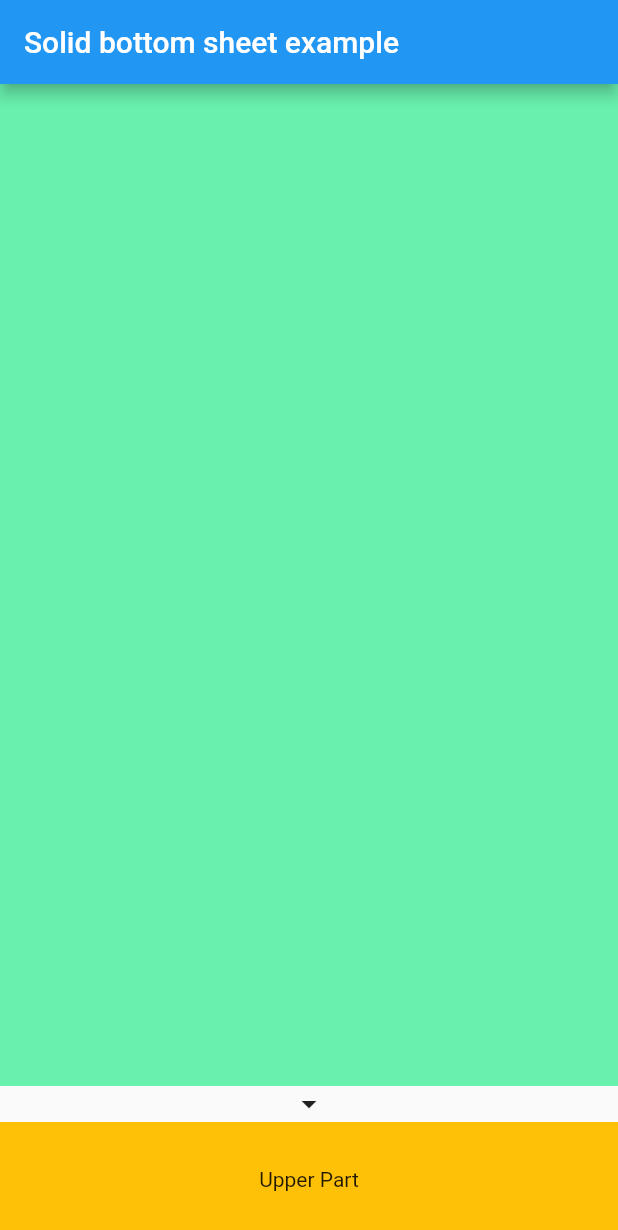
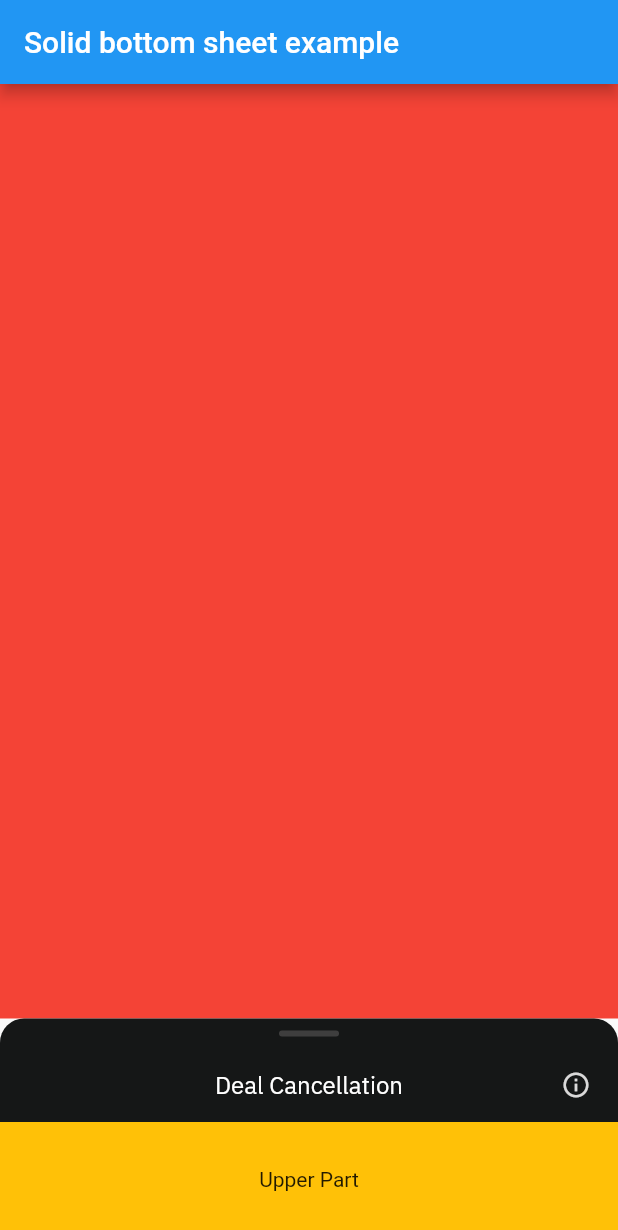
Before and after one commit to hamed-fs/flutter_widget_test_playground, a Flutter app: the screen it shows after launch, on a phone screen of 412 x 824 dp. Shown: the top 1230 px of the screen. Run offline on Flutter 3.47's test engine with Material 2 defaults, Android fonts, the phone set to English and light mode, and no system bars.

Commit message:
- first ok 07

```diff
--- a/lib/expandable_bottom_sheet.dart
+++ b/lib/expandable_bottom_sheet.dart
@@ -6,16 +6,19 @@ class ExpandableBottomSheet extends StatefulWidget {
   // This controls the minimum height of the body. Must be greater or equal of
   // 0. By default is 0
   final double minHeight;
+  final double maxHeight;
 
   // This controls the minimum height of the body. By default is 500
 
   // This is the content that will be hided of your bottomSheet. You can fit any
   // widget. This parameter is required
-  final Widget lowerPart;
+  final Widget upperBody;
+  final Widget lowerBody;
 
-  // This is the header of your bottomSheet. This widget is the swipeable area
-  // where user will interact. This parameter is required
-  final Widget upperBody;
+  final bool hasTitle;
+  final String title;
+  final bool hasHint;
+  final String hint;
 
   final Widget toggler;
 
@@ -55,14 +58,19 @@ class ExpandableBottomSheet extends StatefulWidget {
   ExpandableBottomSheet({
     Key key,
     // @required this.context,
-    @required this.lowerPart,
     @required this.upperBody,
-    @required this.toggler,
-    this.minHeight = 0.0,
+    @required this.lowerBody,
+    this.toggler,
+    this.minHeight = 0,
+    this.maxHeight,
     this.autoSwiped = true,
     this.canUserSwipe = true,
     this.maximizedAtStart = false,
-    this.expandDuration = const Duration(milliseconds: 500),
+    this.expandDuration = const Duration(milliseconds: 250),
+    this.hasTitle = false,
+    this.hasHint = false,
+    this.title,
+    this.hint,
     this.onShow,
     this.onHide,
   }) : super(key: key);
@@ -72,6 +80,7 @@ class ExpandableBottomSheet extends StatefulWidget {
 }
 
 class _ExpandableBottomSheetState extends State<ExpandableBottomSheet> {
+  double _minHeight;
   double _maxHeight;
   bool _isDragDirectionUp;
 
@@ -90,10 +99,10 @@ class _ExpandableBottomSheetState extends State<ExpandableBottomSheet> {
   void didChangeDependencies() {
     super.didChangeDependencies();
 
-    _maxHeight = _getDeviceHeight() - _getAppBarHeight() - 124.0;
+    _minHeight = widget.minHeight;
+    _maxHeight = _getAvailableHeight() - 76;
 
-    _controller.height =
-        widget.maximizedAtStart ? _maxHeight : widget.minHeight;
+    _controller.height = widget.maximizedAtStart ? _maxHeight : _minHeight;
 
     _controller.value = widget.maximizedAtStart;
 
@@ -101,24 +110,79 @@ class _ExpandableBottomSheetState extends State<ExpandableBottomSheet> {
   }
 
   @override
-  Widget build(BuildContext context) => Column(
-        mainAxisSize: MainAxisSize.min,
-        children: <Widget>[
-          _buildToggler(),
-          widget.upperBody,
-          _buildLowerPart(),
-        ],
+  Widget build(BuildContext context) => Container(
+        decoration: BoxDecoration(
+          borderRadius: BorderRadius.only(
+            topLeft: Radius.circular(16.0),
+            topRight: Radius.circular(16.0),
+          ),
+          color: Color(0xFF151717),
+        ),
+        child: Column(
+          mainAxisSize: MainAxisSize.min,
+          children: <Widget>[
+            _buildToggler(),
+            Visibility(
+              visible: widget.hasTitle,
+              child: _buildTitle(),
+            ),
+            widget.upperBody,
+            _buildLowerBody(),
+          ],
+        ),
       );
 
   Widget _buildToggler() => GestureDetector(
         onVerticalDragUpdate:
             widget.canUserSwipe ? _onVerticalDragUpdate : null,
         onVerticalDragEnd: widget.autoSwiped ? _onVerticalDragEnd : null,
-        child: widget.toggler,
+        child: widget.toggler ?? _getDefaultToggler(),
         onTap: _onTap,
       );
 
-  Widget _buildLowerPart() => StreamBuilder<double>(
+  Widget _buildTitle() => Container(
+        padding: const EdgeInsets.symmetric(vertical: 14.0),
+        width: double.infinity,
+        child: Stack(
+          alignment: Alignment.center,
+          overflow: Overflow.visible,
+          children: <Widget>[
+            Text(
+              widget.title,
+              style: TextStyle(
+                color: Colors.white,
+                fontFamily: 'IBMPlexSans',
+                fontSize: 16.0,
+              ),
+            ),
+            Positioned(
+              child: InkWell(
+                child: Icon(
+                  Icons.info_outline,
+                  size: 20.0,
+                  color: Color(0xFFDADADA),
+                ),
+                onTap: () {},
+              ),
+              right: 18.0,
+            )
+          ],
+        ),
+      );
+
+  Widget _getDefaultToggler() => Padding(
+        padding: EdgeInsets.symmetric(horizontal: 10.0, vertical: 8.0),
+        child: Container(
+          height: 4.0,
+          width: 40.0,
+          decoration: BoxDecoration(
+            color: Color(0xFF3E3E3E),
+            borderRadius: BorderRadius.circular(4.0),
+          ),
+        ),
+      );
+
+  Widget _buildLowerBody() => StreamBuilder<double>(
         stream: _controller.heightStream,
         initialData: _controller.height,
         builder: (BuildContext _, AsyncSnapshot snapshot) {
@@ -126,7 +190,7 @@ class _ExpandableBottomSheetState extends State<ExpandableBottomSheet> {
             curve: Curves.ease,
             duration: widget.expandDuration,
             height: snapshot.data,
-            child: widget.lowerPart,
+            child: widget.lowerBody,
           );
         },
       );
@@ -146,11 +210,11 @@ class _ExpandableBottomSheetState extends State<ExpandableBottomSheet> {
       widget.onHide();
     }
 
-    _controller.height = widget.minHeight;
+    _controller.height = _minHeight;
   }
 
   void _onVerticalDragUpdate(DragUpdateDetails data) {
-    if (((_controller.height - data.delta.dy) > widget.minHeight) &&
+    if (((_controller.height - data.delta.dy) > _minHeight) &&
         ((_controller.height - data.delta.dy) < _maxHeight)) {
       _isDragDirectionUp = data.delta.dy <= 0;
       _controller.height -= data.delta.dy;
@@ -167,10 +231,13 @@ class _ExpandableBottomSheetState extends State<ExpandableBottomSheet> {
     }
   }
 
+  double _getAppBarHeight() =>
+      Scaffold.of(context).hasAppBar ? Scaffold.of(context).appBarMaxHeight : 0;
+
   double _getDeviceHeight() => MediaQuery.of(context).size.height;
 
-  double _getAppBarHeight() =>
-      Scaffold.of(context).hasAppBar ? Scaffold.of(context).appBarMaxHeight : 0;
+  double _getAvailableHeight() =>
+      _getDeviceHeight() - _getAppBarHeight() - 44 - 49;
 }
 
 class _ExpandableBottomSheetBloc {
--- a/lib/main.dart
+++ b/lib/main.dart
@@ -11,6 +11,7 @@ class MyApp extends StatelessWidget {
       title: 'Flutter Demo',
       theme: ThemeData(
         primarySwatch: Colors.blue,
+        backgroundColor: Colors.transparent,
       ),
       home: MyHomePage(),
     );
@@ -32,11 +33,13 @@ class _MyHomePageState extends State<MyHomePage> {
         ),
         body: Center(
           child: Container(
-            color: Colors.greenAccent,
+            color: Colors.red,
           ),
         ),
         bottomSheet: ExpandableBottomSheet(
-          toggler: Icon(Icons.arrow_drop_down),
+          hasTitle: true,
+          title: 'Deal Cancellation',
+          // toggler: Icon(Icons.arrow_drop_down),
           upperBody: Container(
             height: 76.0,
             color: Colors.amber,
@@ -44,15 +47,17 @@ class _MyHomePageState extends State<MyHomePage> {
               child: Text('Upper Part'),
             ),
           ),
-          lowerPart: SingleChildScrollView(
-            child: Container(
-              color: Colors.blueAccent,
-              child: Column(
-                children: <Widget>[
-                  for (var i = 0; i < 100; i++)
-                    ListTile(title: Text('data $i')),
-                ],
-              ),
+          lowerBody: SingleChildScrollView(
+            child: Column(
+              children: <Widget>[
+                for (var i = 0; i < 100; i++)
+                  ListTile(
+                    title: Text(
+                      'data $i',
+                      style: TextStyle(color: Colors.white),
+                    ),
+                  )
+              ],
             ),
           ),
         ),
```
Also changed, not shown: pubspec.yaml (+11 -0 lines), assets/fonts/IBMPlexSans-Bold.ttf (added), assets/fonts/IBMPlexSans-Light.ttf (added), assets/fonts/IBMPlexSans-Medium.ttf (added), assets/fonts/IBMPlexSans-Regular.ttf (added), assets/fonts/ibm_plex_sans.ttf (added).
